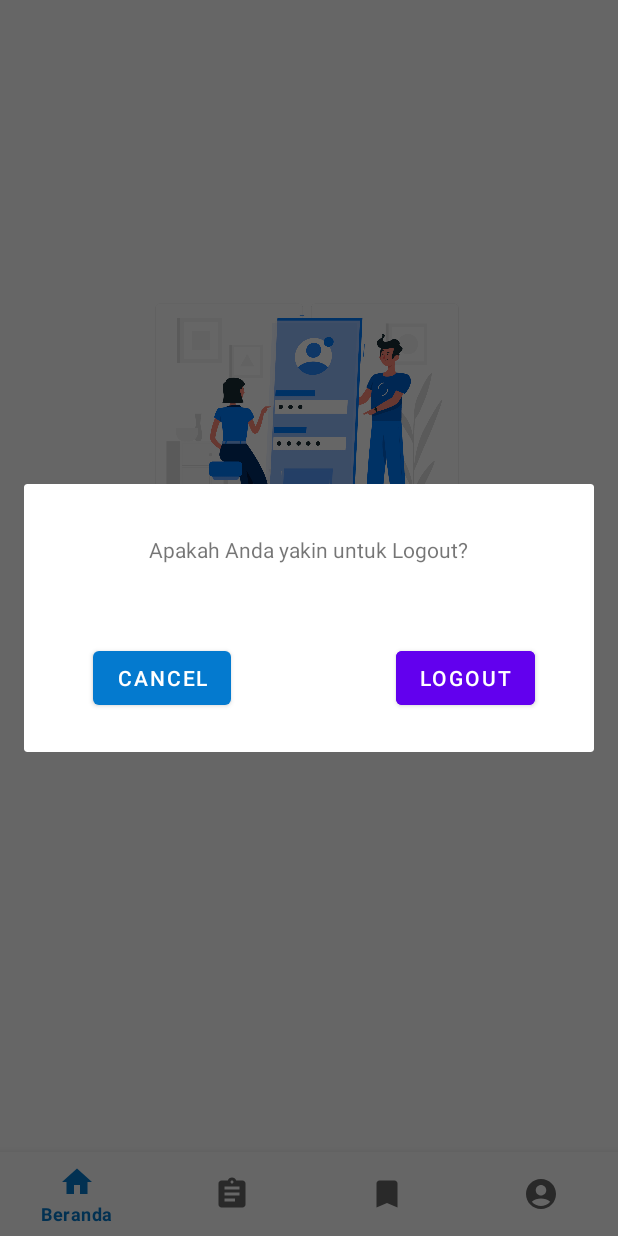
After one commit to puxxbu/Project-PBP-2022, an Android app: the fragment LogoutAlert placed in its activity, on a phone screen of 412 x 824 dp. The commit adds this screen. Run offline under Robolectric (Android 15) with nearby library versions, the phone set to English and light mode, and no system bars.

Commit message:
add logout function

```diff
--- /dev/null
+++ b/TUBES_PBP/app/src/main/java/com/example/tubes_pbp/fragments/LogoutAlert.kt
@@ -0,0 +1,34 @@
+package com.example.tubes_pbp.fragments
+
+import android.content.Intent
+import android.os.Bundle
+import androidx.fragment.app.Fragment
+import android.view.LayoutInflater
+import android.view.View
+import android.view.ViewGroup
+import android.widget.Button
+import androidx.fragment.app.DialogFragment
+import com.example.tubes_pbp.MainActivity
+import com.example.tubes_pbp.R
+import kotlinx.android.synthetic.main.fragment_logout_alert.view.*
+
+class LogoutAlert : DialogFragment() {
+
+    override fun onCreateView(
+        inflater: LayoutInflater, container: ViewGroup?,
+        savedInstanceState: Bundle?
+    ): View? {
+        val rootView: View = inflater.inflate(R.layout.fragment_logout_alert, container, false)
+        rootView.btnCancel.setOnClickListener {
+            dismiss()
+        }
+
+        rootView.btnConfirm.setOnClickListener {
+            val intent = Intent ( getActivity(), MainActivity::class.java)
+            getActivity()?.onBackPressed()
+            startActivity(intent)
+        }
+        return rootView
+    }
+
+}
--- /dev/null
+++ b/TUBES_PBP/app/src/main/res/layout/fragment_logout_alert.xml
@@ -0,0 +1,60 @@
+<?xml version="1.0" encoding="utf-8"?>
+<androidx.constraintlayout.widget.ConstraintLayout xmlns:android="http://schemas.android.com/apk/res/android"
+    xmlns:app="http://schemas.android.com/apk/res-auto"
+    xmlns:tools="http://schemas.android.com/tools"
+    android:layout_width="match_parent"
+    android:layout_height="match_parent"
+    tools:context=".fragments.LogoutAlert">
+
+    <TextView
+        android:id="@+id/textView2"
+        android:layout_width="wrap_content"
+        android:layout_height="wrap_content"
+        android:layout_marginLeft="20dp"
+        android:layout_marginTop="30dp"
+        android:layout_marginRight="20dp"
+        android:text="Apakah Anda yakin untuk Logout?"
+        app:layout_constraintBottom_toBottomOf="parent"
+        app:layout_constraintEnd_toEndOf="parent"
+        app:layout_constraintHorizontal_bias="0.497"
+        app:layout_constraintStart_toStartOf="parent"
+        app:layout_constraintTop_toTopOf="parent"
+        app:layout_constraintVertical_bias="0.033" />
+
+    <com.google.android.material.button.MaterialButton
+        android:id="@+id/btnCancel"
+        android:layout_width="wrap_content"
+        android:layout_height="wrap_content"
+        android:layout_marginBottom="25dp"
+        android:text="Cancel"
+        app:layout_constraintBottom_toBottomOf="parent"
+        app:layout_constraintEnd_toEndOf="parent"
+        app:layout_constraintHorizontal_bias="0.16"
+        app:layout_constraintStart_toStartOf="parent"
+        app:layout_constraintTop_toBottomOf="@+id/linearLayout"
+        app:layout_constraintVertical_bias="0.0" />
+
+    <com.google.android.material.button.MaterialButton
+        android:id="@+id/btnConfirm"
+        android:layout_width="wrap_content"
+        android:layout_height="wrap_content"
+        android:layout_marginBottom="25dp"
+        android:backgroundTint="@color/purple_500"
+        android:text="Logout"
+        app:layout_constraintBottom_toBottomOf="parent"
+        app:layout_constraintEnd_toEndOf="parent"
+        app:layout_constraintHorizontal_bias="0.862"
+        app:layout_constraintStart_toStartOf="parent"
+        app:layout_constraintTop_toBottomOf="@+id/linearLayout"
+        app:layout_constraintVertical_bias="0.0" />
+
+    <LinearLayout
+        android:id="@+id/linearLayout"
+        android:layout_width="391dp"
+        android:layout_height="32dp"
+        android:layout_marginTop="20dp"
+        android:orientation="vertical"
+        app:layout_constraintEnd_toEndOf="parent"
+        app:layout_constraintStart_toStartOf="parent"
+        app:layout_constraintTop_toBottomOf="@+id/textView2"></LinearLayout>
+</androidx.constraintlayout.widget.ConstraintLayout>
```
Also changed, not shown: TUBES_PBP/app/src/main/java/com/example/tubes_pbp/RegisterActivity.kt (+21 -6 lines), TUBES_PBP/app/src/main/java/com/example/tubes_pbp/fragments/AkunFragment.kt (+13 -1 lines), TUBES_PBP/app/src/main/res/layout/fragment_akun.xml (+13 -0 lines).
